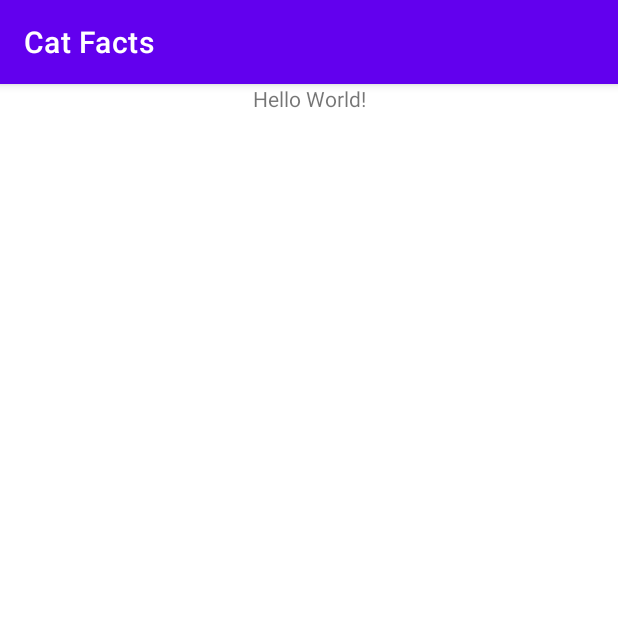
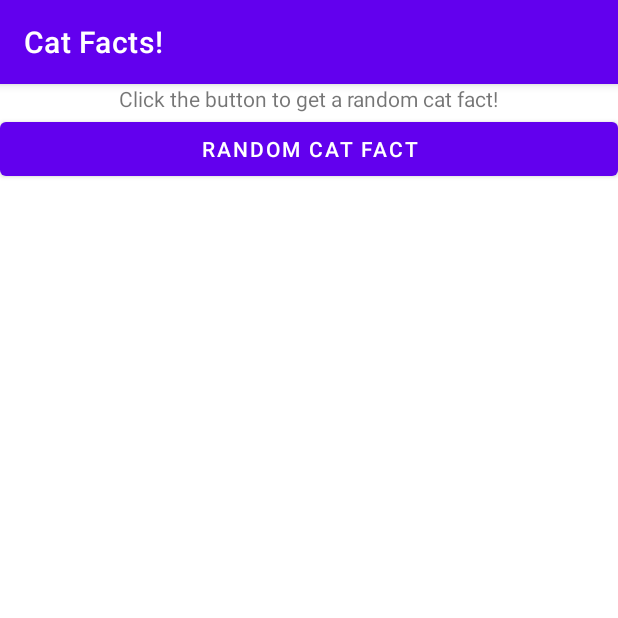
Before and after one commit to chrisabbod/cat-facts, an Android app: the screen it shows after launch (MainActivity), on a phone screen of 412 x 824 dp, the top half of it. Run offline under Robolectric (Android 15) with nearby library versions, the phone set to English and light mode, and no system bars.

Commit message:
Add textview and button for getting random cat fact

```diff
--- a/app/src/main/res/layout/activity_main.xml
+++ b/app/src/main/res/layout/activity_main.xml
@@ -7,11 +7,21 @@
     tools:context=".MainActivity">
 
     <TextView
+        android:id="@+id/tv_random_fact"
         android:layout_width="wrap_content"
         android:layout_height="wrap_content"
-        android:text="Hello World!"
+        android:text="@string/random_fact"
         app:layout_constraintEnd_toEndOf="parent"
         app:layout_constraintStart_toStartOf="parent"
         app:layout_constraintTop_toTopOf="parent" />
 
+    <Button
+        android:id="@+id/btn_random_fact"
+        android:layout_width="match_parent"
+        android:layout_height="wrap_content"
+        android:text="@string/button_random_cat_fact"
+        app:layout_constraintEnd_toEndOf="parent"
+        app:layout_constraintStart_toStartOf="parent"
+        app:layout_constraintTop_toBottomOf="@id/tv_random_fact" />
+
 </androidx.constraintlayout.widget.ConstraintLayout>
--- a/app/src/main/res/values/strings.xml
+++ b/app/src/main/res/values/strings.xml
@@ -1,3 +1,5 @@
 <resources>
-    <string name="app_name">Cat Facts</string>
+    <string name="app_name">Cat Facts!</string>
+    <string name="random_fact">Click the button to get a random cat fact!</string>
+    <string name="button_random_cat_fact">RANDOM CAT FACT</string>
 </resources>
```
